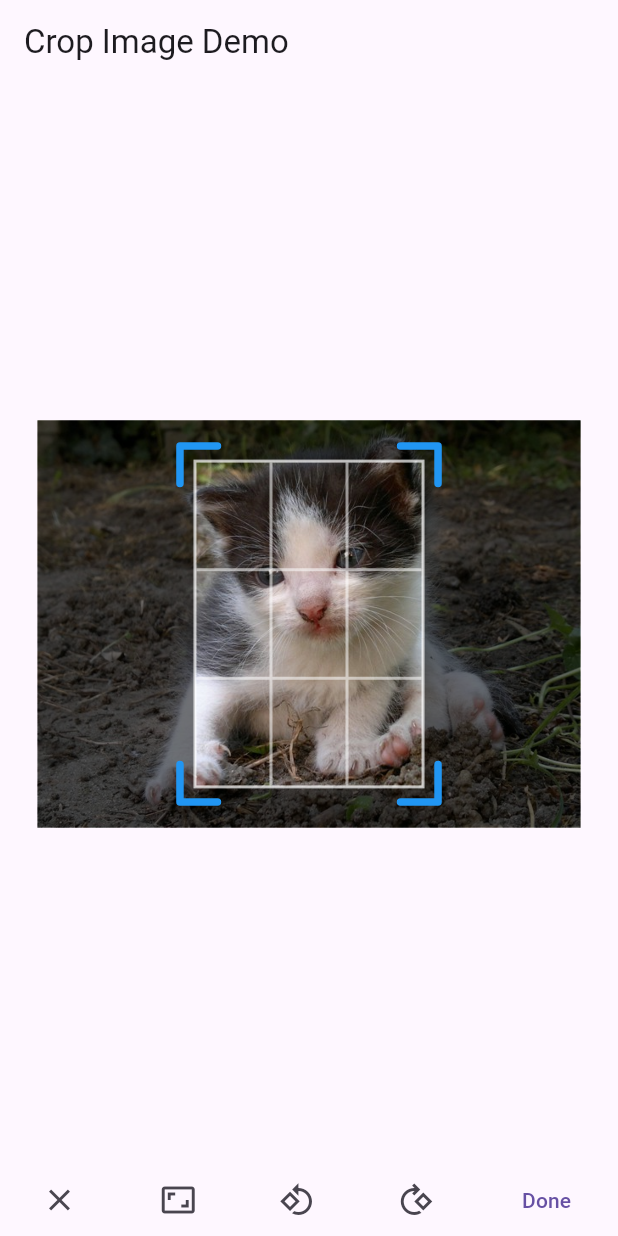
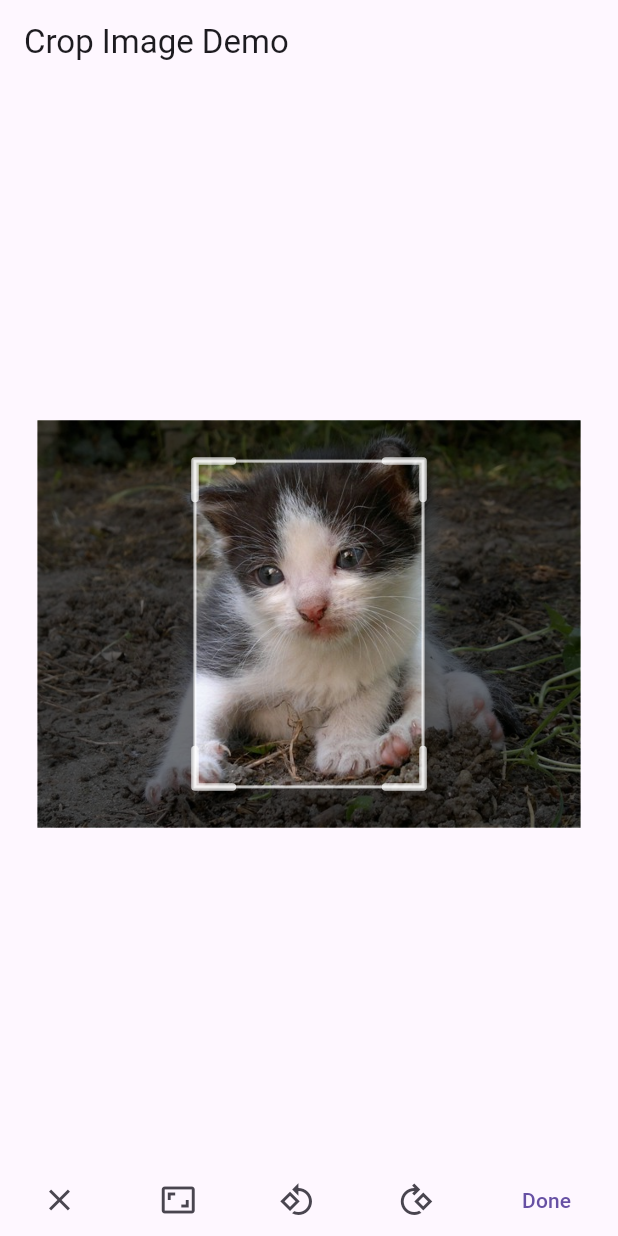
Before and after one commit to deakjahn/crop_image, a Flutter app: the screen it shows after launch, on a phone screen of 412 x 824 dp. Run offline on Flutter 3.47's test engine with Material 3 defaults, Android fonts, the phone set to English and light mode, and no system bars.

Commit message:
Version, upgrades

```diff
--- a/example/analysis_options.yaml
+++ b/example/analysis_options.yaml
@@ -8,3 +8,6 @@ linter:
     non_constant_identifier_names: false
     omit_local_variable_types: false
     curly_braces_in_flow_control_structures: false
+
+formatter:
+  page_width: 999
--- a/example/lib/main.dart
+++ b/example/lib/main.dart
@@ -39,16 +39,10 @@ class _MyHomePageState extends State<MyHomePage> {
         body: Center(
           child: CropImage(
             controller: controller,
-            alwaysMove: true,
-            showCorners: true,
-            touchSize: 50,
-            gridInnerColor: Colors.white54,
-            gridThinWidth: 2.0,
-            gridCornerColor: Colors.blue,
-            alwaysShowThirdLines: true,
             image: Image.asset('assets/08272011229.jpg'),
             paddingSize: 25.0,
-            cornerOffset: 10,
+            alwaysMove: true,
+            maximumImageSize: 500,
           ),
         ),
         bottomNavigationBar: _buildButtons(),
--- a/lib/src/crop_controller.dart
+++ b/lib/src/crop_controller.dart
@@ -1,4 +1,3 @@
-import 'dart:math' as math;
 import 'dart:ui' as ui;
 
 import 'crop_rect.dart';
@@ -16,21 +15,10 @@ class CropController extends ValueNotifier<CropControllerValue> {
 
   set aspectRatio(double? newAspectRatio) {
     if (newAspectRatio != null) {
-      // If the aspect ratio actually changed (or was previously null) reset the crop
-      // to the widest possible centered rectangle available for the new ratio.
-      // Otherwise (e.g. aspect ratio is the same but image/bitmap changed) just
-      // adjust the current crop to the bitmap/rotation constraints.
-      if (value.aspectRatio == null || value.aspectRatio != newAspectRatio) {
-        value = value.copyWith(
-          aspectRatio: newAspectRatio,
-          crop: _adjustRatio(value.crop, newAspectRatio, rotation: value.rotation),
-        );
-      } else {
       value = value.copyWith(
         aspectRatio: newAspectRatio,
         crop: _adjustRatio(value.crop, newAspectRatio),
       );
-      }
     } else {
       value = CropControllerValue(
         null,
@@ -161,7 +149,6 @@ class CropController extends ValueNotifier<CropControllerValue> {
     rotation ??= value.rotation;
     final bitmapWidth = rotation.isSideways ? _bitmapSize.height : _bitmapSize.width;
     final bitmapHeight = rotation.isSideways ? _bitmapSize.width : _bitmapSize.height;
-    var result = crop;
     if (justRotated) {
       // we've just rotated: in that case, biggest centered crop.
       const center = Offset(.5, .5);
@@ -169,24 +156,20 @@ class CropController extends ValueNotifier<CropControllerValue> {
       final height = bitmapHeight;
       if (width / height > aspectRatio) {
         final w = height * aspectRatio / bitmapWidth;
-        result = Rect.fromCenter(center: center, width: w, height: 1);
-      } else {
+        return Rect.fromCenter(center: center, width: w, height: 1);
+      }
       final h = width / aspectRatio / bitmapHeight;
-        result = Rect.fromCenter(center: center, width: 1, height: h);
+      return Rect.fromCenter(center: center, width: 1, height: h);
     }
-    } else {
     final width = crop.width * bitmapWidth;
     final height = crop.height * bitmapHeight;
     if (width / height > aspectRatio) {
       final w = height * aspectRatio / bitmapWidth;
-        result = Rect.fromLTWH(crop.center.dx - w / 2, crop.top, w, crop.height);
+      return Rect.fromLTWH(crop.center.dx - w / 2, crop.top, w, crop.height);
     } else {
       final h = width / aspectRatio / bitmapHeight;
-        result = Rect.fromLTWH(crop.left, crop.center.dy - h / 2, crop.width, h);
+      return Rect.fromLTWH(crop.left, crop.center.dy - h / 2, crop.width, h);
     }
-    }
-
-    return result;
   }
 
   /// Returns the bitmap cropped with the current crop rectangle.
--- a/pubspec.yaml
+++ b/pubspec.yaml
@@ -1,6 +1,6 @@
 name: crop_image
 description: An image cropper widget, with 90-degree rotations. Supports mobile, web and desktop.
-version: 1.1.3
+version: 1.0.17
 homepage: https://github.com/deakjahn/crop_image
 
 environment:
```
Also changed, not shown: 8 other files. Lines whose indentation alone changed are shown as unchanged.
